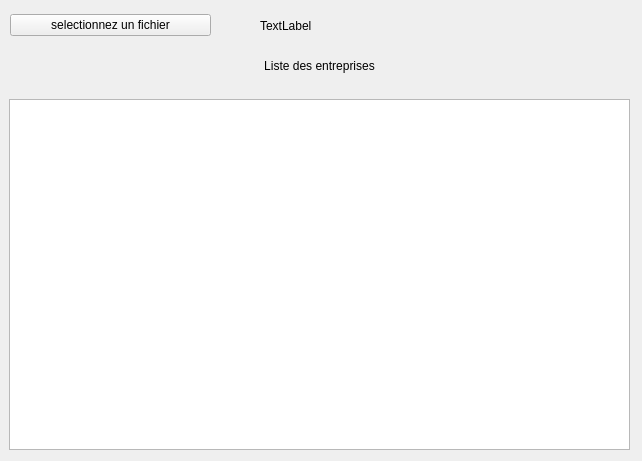
Lauwny/qtafti, file liste_entreprise.ui: the form before one commit.
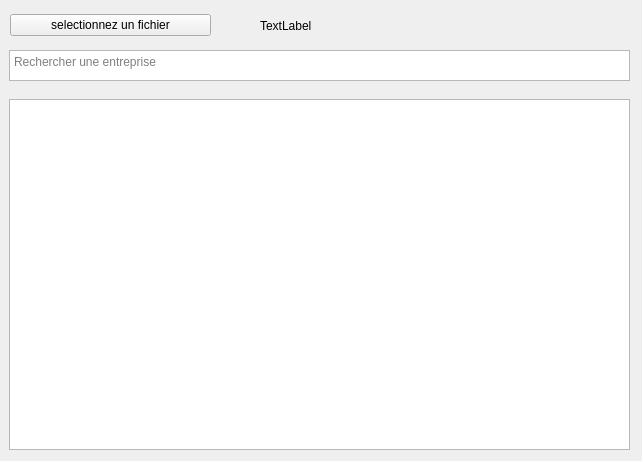
The form after the commit.

What changed in the file:
```diff
--- a/liste_entreprise.ui
+++ b/liste_entreprise.ui
@@ -84,12 +84,9 @@
    </property>
    <layout class="QVBoxLayout" name="verticalLayout">
     <item>
-     <widget class="QLabel" name="label">
-      <property name="text">
-       <string>Liste des entreprises</string>
-      </property>
-      <property name="alignment">
-       <set>Qt::AlignCenter</set>
+     <widget class="QTextEdit" name="teFiltre">
+      <property name="placeholderText">
+       <string>Rechercher une entreprise</string>
       </property>
      </widget>
     </item>
```
Left out of the diff: 9 changed lines with no effect on the pictures.
